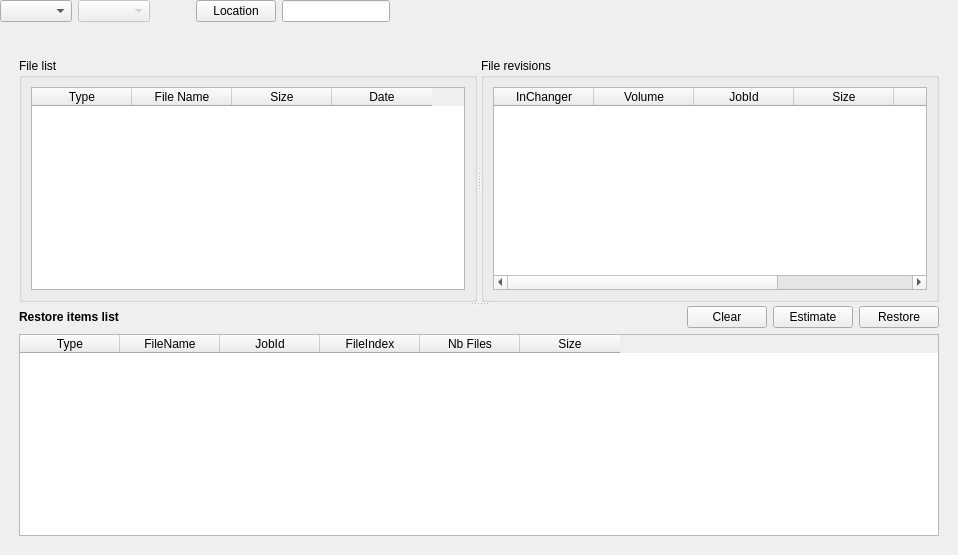
Before: the Qt Designer form bacula/src/qt-console/restore/brestore.ui in rkorzeniewski/bacula, drawn with Qt 5.
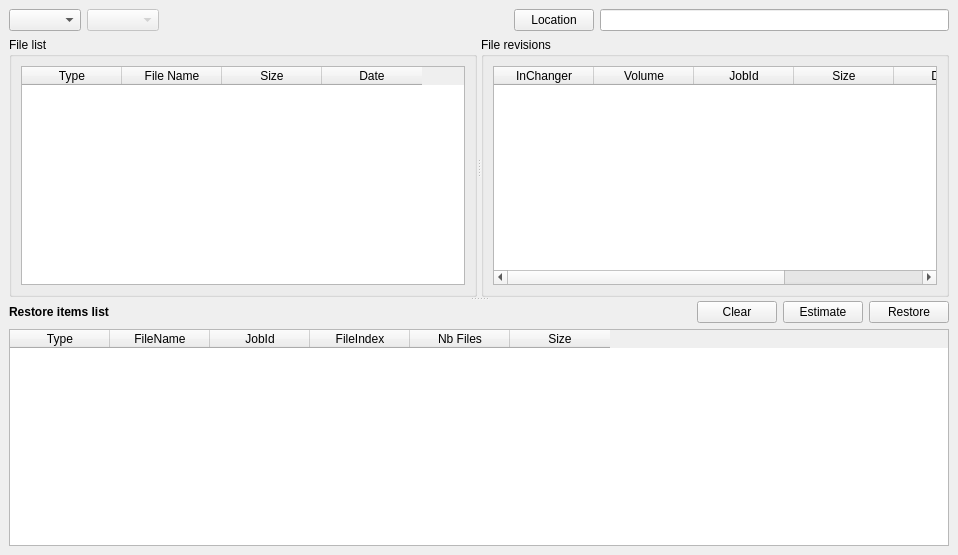
After: the same form once the commit is applied.

What changed in the file:
```diff
--- a/bacula/src/qt-console/restore/brestore.ui
+++ b/bacula/src/qt-console/restore/brestore.ui
@@ -12,61 +12,15 @@
   <property name="windowTitle" >
    <string>brestore</string>
   </property>
-  <widget class="QWidget" name="" >
-   <layout class="QHBoxLayout" >
+  <layout class="QGridLayout" >
     <property name="margin" >
-     <number>0</number>
+    <number>9</number>
     </property>
     <property name="spacing" >
      <number>6</number>
     </property>
-    <item>
-     <widget class="QComboBox" name="ClientList" />
-    </item>
-    <item>
-     <widget class="QComboBox" name="JobList" >
-      <property name="enabled" >
-       <bool>false</bool>
-      </property>
-     </widget>
-    </item>
-    <item>
-     <spacer>
-      <property name="orientation" >
-       <enum>Qt::Horizontal</enum>
-      </property>
-      <property name="sizeType" >
-       <enum>QSizePolicy::Expanding</enum>
-      </property>
-      <property name="sizeHint" >
-       <size>
-        <width>40</width>
-        <height>20</height>
-       </size>
-      </property>
-     </spacer>
-    </item>
-    <item>
-     <widget class="QPushButton" name="pushButton_4" >
-      <property name="text" >
-       <string>Location</string>
-      </property>
-     </widget>
-    </item>
-    <item>
-     <widget class="QLineEdit" name="lineEdit" />
-    </item>
-   </layout>
-  </widget>
+   <item row="1" column="0" >
   <widget class="QSplitter" name="splitter_2" >
-   <property name="geometry" >
-    <rect>
-     <x>19</x>
-     <y>58</y>
-     <width>920</width>
-     <height>478</height>
-    </rect>
-   </property>
    <property name="orientation" >
     <enum>Qt::Vertical</enum>
    </property>
@@ -293,6 +247,54 @@
     </layout>
    </widget>
   </widget>
+   </item>
+   <item row="0" column="0" >
+    <layout class="QHBoxLayout" >
+     <property name="margin" >
+      <number>0</number>
+     </property>
+     <property name="spacing" >
+      <number>6</number>
+     </property>
+     <item>
+      <widget class="QComboBox" name="ClientList" />
+     </item>
+     <item>
+      <widget class="QComboBox" name="JobList" >
+       <property name="enabled" >
+        <bool>false</bool>
+       </property>
+      </widget>
+     </item>
+     <item>
+      <spacer>
+       <property name="orientation" >
+        <enum>Qt::Horizontal</enum>
+       </property>
+       <property name="sizeType" >
+        <enum>QSizePolicy::Expanding</enum>
+       </property>
+       <property name="sizeHint" >
+        <size>
+         <width>40</width>
+         <height>20</height>
+        </size>
+       </property>
+      </spacer>
+     </item>
+     <item>
+      <widget class="QPushButton" name="pushButton_4" >
+       <property name="text" >
+        <string>Location</string>
+       </property>
+      </widget>
+     </item>
+     <item>
+      <widget class="QLineEdit" name="lineEdit" />
+     </item>
+    </layout>
+   </item>
+  </layout>
  </widget>
  <resources/>
  <connections/>
```
Lines whose indentation alone changed are shown as unchanged.
